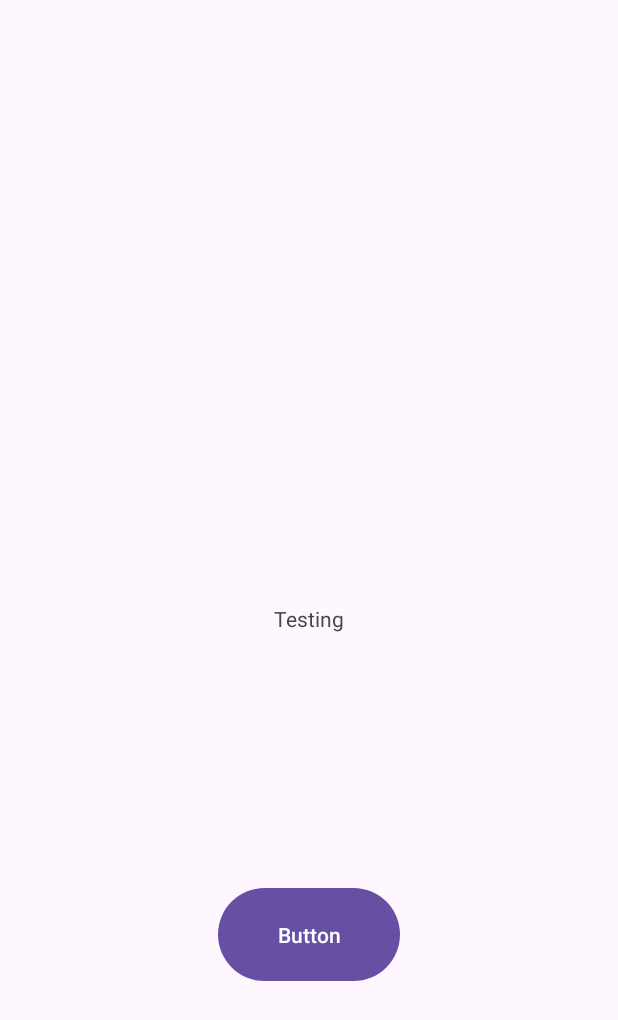
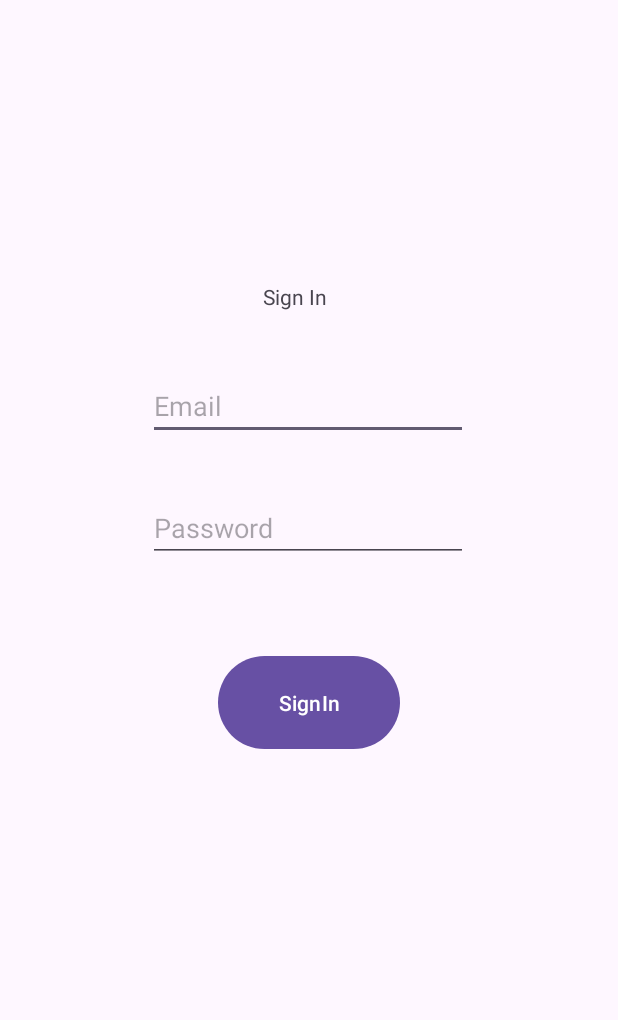
Before and after one commit to phandavinci/woCArdy, an Android app: the screen it shows after launch (MainActivity), on a phone screen of 412 x 824 dp. Shown: the top 1020 px of the screen. Run offline under Robolectric (Android 15) with nearby library versions, the phone set to English and light mode, and no system bars; 1 statement that could not run was skipped.

Commit message:
started signin page

```diff
--- a/app/src/main/res/layout/activity_main.xml
+++ b/app/src/main/res/layout/activity_main.xml
@@ -7,24 +7,52 @@
     android:layout_height="match_parent"
     tools:context=".MainActivity">
 
-    <TextView
-        android:id="@+id/text"
-        android:layout_width="wrap_content"
-        android:layout_height="wrap_content"
-        android:text="Hello World!"
-        app:layout_constraintBottom_toBottomOf="parent"
-        app:layout_constraintEnd_toEndOf="parent"
-        app:layout_constraintStart_toStartOf="parent"
-        app:layout_constraintTop_toTopOf="parent" />
-
     <Button
         android:id="@+id/button"
         android:layout_width="121dp"
         android:layout_height="70dp"
-        android:text="Button"
+        android:text="SignIn"
         app:layout_constraintBottom_toBottomOf="parent"
         app:layout_constraintEnd_toEndOf="parent"
         app:layout_constraintStart_toStartOf="parent"
-        app:layout_constraintTop_toBottomOf="@+id/text" />
+        app:layout_constraintTop_toBottomOf="@+id/password"
+        app:layout_constraintVertical_bias="0.154" />
+
+    <EditText
+        android:id="@+id/email"
+        android:layout_width="wrap_content"
+        android:layout_height="wrap_content"
+        android:layout_marginTop="40dp"
+        android:ems="10"
+        android:hint="Email"
+        android:inputType="textEmailAddress"
+        app:layout_constraintEnd_toEndOf="parent"
+        app:layout_constraintHorizontal_bias="0.497"
+        app:layout_constraintStart_toStartOf="parent"
+        app:layout_constraintTop_toBottomOf="@+id/signInTitle" />
+
+    <EditText
+        android:id="@+id/password"
+        android:layout_width="wrap_content"
+        android:layout_height="wrap_content"
+        android:layout_marginTop="36dp"
+        android:ems="10"
+        android:hint="Password"
+        android:inputType="textPassword"
+        app:layout_constraintEnd_toEndOf="parent"
+        app:layout_constraintHorizontal_bias="0.497"
+        app:layout_constraintStart_toStartOf="parent"
+        app:layout_constraintTop_toBottomOf="@+id/email" />
+
+    <TextView
+        android:id="@+id/signInTitle"
+        android:layout_width="59dp"
+        android:layout_height="20dp"
+        android:layout_marginTop="188dp"
+        android:text="Sign In"
+        app:layout_constraintEnd_toEndOf="parent"
+        app:layout_constraintHorizontal_bias="0.498"
+        app:layout_constraintStart_toStartOf="parent"
+        app:layout_constraintTop_toTopOf="parent" />
 
 </androidx.constraintlayout.widget.ConstraintLayout>
```
